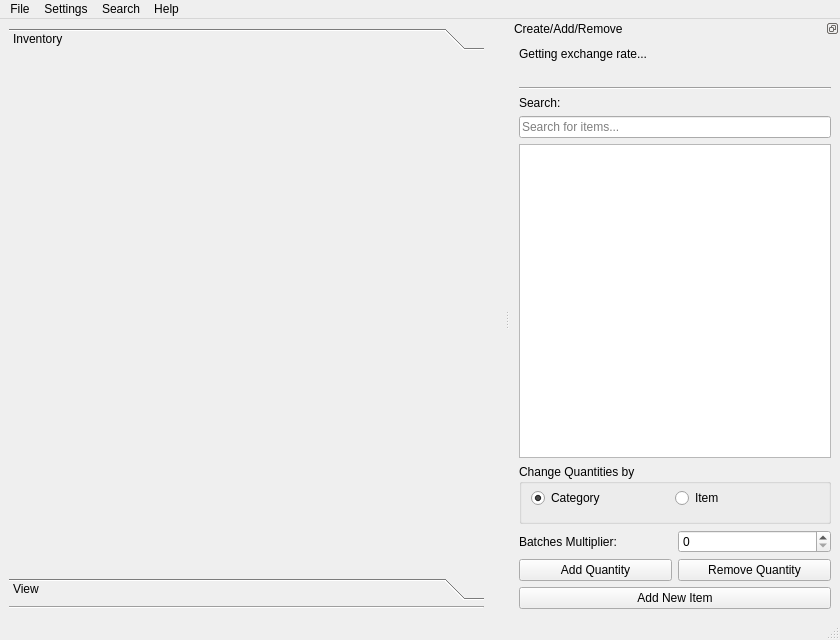
First picture: the form in ui/main_menu.ui, repository TheCodingJsoftware/Invigo, before the edit.
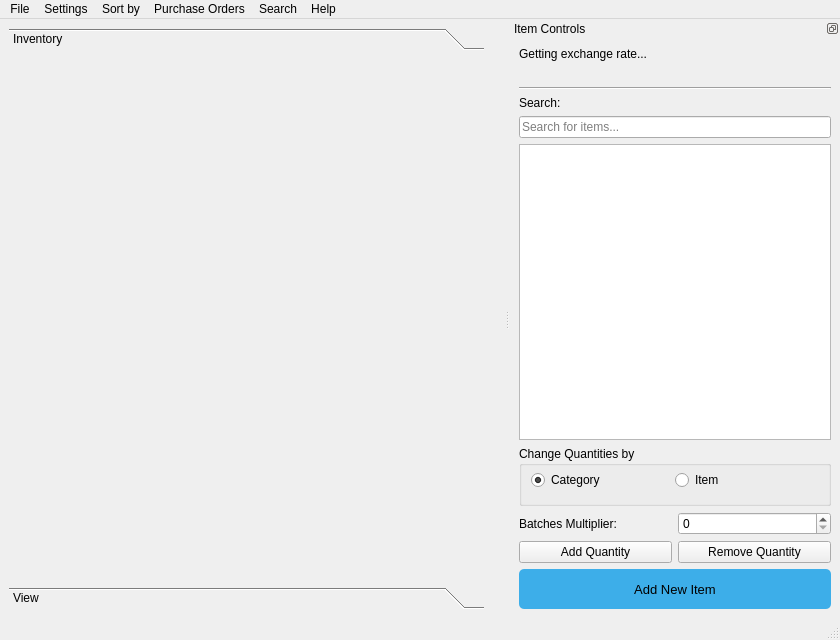
Second picture: the form after the edit.

```diff
--- a/ui/main_menu.ui
+++ b/ui/main_menu.ui
@@ -36,7 +36,7 @@
          <x>0</x>
          <y>0</y>
          <width>477</width>
-         <height>510</height>
+         <height>519</height>
         </rect>
        </property>
        <attribute name="label">
@@ -75,13 +75,6 @@
       </widget>
      </widget>
     </item>
-    <item>
-     <widget class="Line" name="line_3">
-      <property name="orientation">
-       <enum>Qt::Horizontal</enum>
-      </property>
-     </widget>
-    </item>
     <item>
      <layout class="QVBoxLayout" name="verticalLayout_status">
       <property name="leftMargin">
@@ -165,8 +158,32 @@
     </property>
     <addaction name="actionEbay"/>
    </widget>
+   <widget class="QMenu" name="menuSort">
+    <property name="title">
+     <string>Sort by</string>
+    </property>
+    <addaction name="actionAlphabatical"/>
+    <addaction name="actionQuantity_in_Stock"/>
+    <addaction name="actionPriority"/>
+    <addaction name="separator"/>
+    <addaction name="actionAscending"/>
+    <addaction name="actionDescending"/>
+    <addaction name="separator"/>
+    <addaction name="actionSort"/>
+   </widget>
+   <widget class="QMenu" name="menuPurchase_Orders">
+    <property name="title">
+     <string>Purchase Orders</string>
+    </property>
+    <addaction name="actionAdd_Purchase_Order"/>
+    <addaction name="actionRemove_Purchase_Order"/>
+    <addaction name="separator"/>
+    <addaction name="actionOpen_Purchase_Order"/>
+   </widget>
    <addaction name="menuFile"/>
    <addaction name="menuSettings"/>
+   <addaction name="menuSort"/>
+   <addaction name="menuPurchase_Orders"/>
    <addaction name="menuSearch"/>
    <addaction name="menuHelp"/>
   </widget>
@@ -188,7 +205,7 @@
     <set>Qt::LeftDockWidgetArea|Qt::RightDockWidgetArea</set>
    </property>
    <property name="windowTitle">
-    <string>Create/Add/Remove</string>
+    <string>Item Controls</string>
    </property>
    <attribute name="dockWidgetArea">
     <number>2</number>
@@ -249,6 +266,9 @@
          <property name="statusTip">
           <string>All items from this category</string>
          </property>
+         <property name="styleSheet">
+          <string notr="true"/>
+         </property>
         </widget>
        </item>
        <item>
@@ -326,7 +346,7 @@
             <bool>true</bool>
            </property>
            <property name="maximum">
-            <number>999999</number>
+            <number>99999999</number>
            </property>
           </widget>
          </item>
@@ -358,15 +378,75 @@
        </item>
        <item>
         <widget class="QPushButton" name="pushButton_create_new">
+         <property name="sizePolicy">
+          <sizepolicy hsizetype="Minimum" vsizetype="Preferred">
+           <horstretch>0</horstretch>
+           <verstretch>0</verstretch>
+          </sizepolicy>
+         </property>
+         <property name="minimumSize">
+          <size>
+           <width>0</width>
+           <height>40</height>
+          </size>
+         </property>
+         <property name="maximumSize">
+          <size>
+           <width>16777215</width>
+           <height>40</height>
+          </size>
+         </property>
+         <property name="font">
+          <font>
+           <pointsize>10</pointsize>
+          </font>
+         </property>
+         <property name="cursor">
+          <cursorShape>ArrowCursor</cursorShape>
+         </property>
          <property name="toolTip">
           <string/>
          </property>
          <property name="statusTip">
           <string>Create a new item</string>
          </property>
+         <property name="styleSheet">
+          <string notr="true">
+        QPushButton#pushButton_create_new{
+            background-color: #3daee9;
+            border: 0.04em solid  #3daee9;
+            border-radius: 5px;
+        }
+        QPushButton#pushButton_create_new:hover{
+            background-color: #49b3eb;
+            border: 0.04em solid  #49b3eb;
+            border-radius: 5px;
+        }
+        QPushButton#pushButton_create_new:pressed{
+            background-color: #5cbaed;
+            color: #bae2f8;
+            border: 0.04em solid  #5cbaed;
+            border-radius: 5px;
+        }
+QPushButton#pushButton_create_new:disabled{
+            background-color: #222222;
+            color: gray;
+            border: 0.04em solid  gray;
+            border-radius: 1px;
+        }</string>
+         </property>
          <property name="text">
           <string>Add New Item</string>
          </property>
+         <property name="checkable">
+          <bool>false</bool>
+         </property>
+         <property name="default">
+          <bool>false</bool>
+         </property>
+         <property name="flat">
+          <bool>false</bool>
+         </property>
         </widget>
        </item>
       </layout>
```
Left out of the diff: 147 changed lines with no effect on the pictures.
